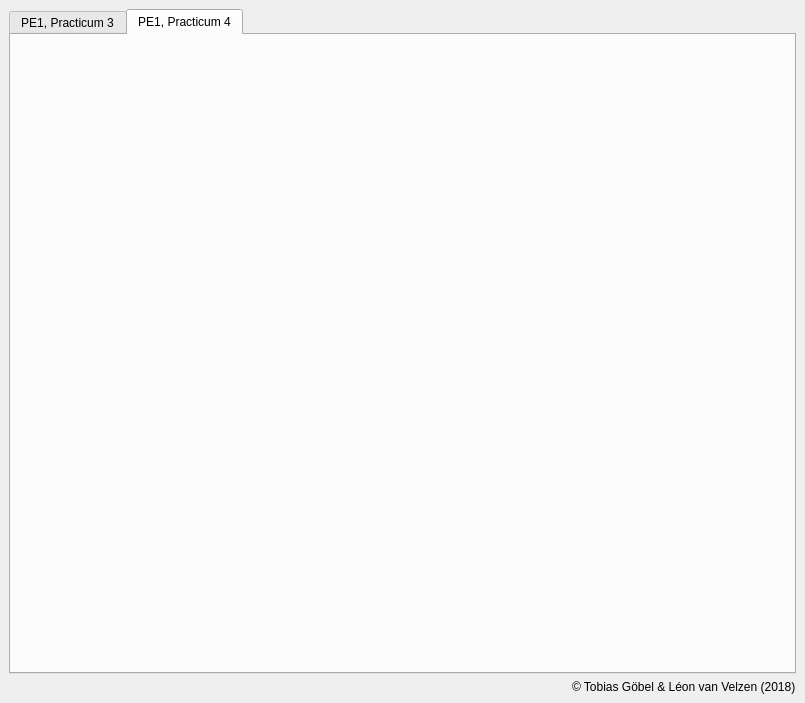
Before: the Qt Designer form interface.ui in leon-vv/fourier-frequency-analysis, drawn with Qt 5.
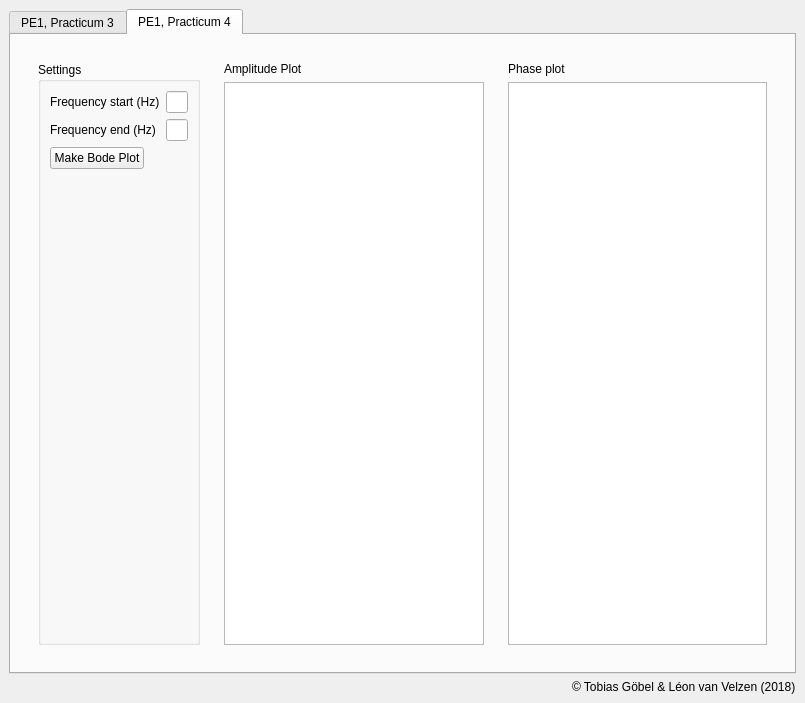
After: the same form once the commit is applied. The open tabs and pages were chosen to show the change. Custom widgets are drawn as their Qt base class.

Commit message: Implement bode_plot, do writing to mydaq in 'mydaq_response'

What changed in the file:
```diff
--- a/interface.ui
+++ b/interface.ui
@@ -453,6 +453,132 @@
        <attribute name="title">
         <string>PE1, Practicum 4</string>
        </attribute>
+       <layout class="QVBoxLayout" name="verticalLayout_7">
+        <item>
+         <widget class="QWidget" name="widget_2" native="true">
+          <layout class="QHBoxLayout" name="horizontalLayout_5">
+           <item>
+            <widget class="QWidget" name="widget_5" native="true">
+             <property name="sizePolicy">
+              <sizepolicy hsizetype="Expanding" vsizetype="Preferred">
+               <horstretch>1</horstretch>
+               <verstretch>0</verstretch>
+              </sizepolicy>
+             </property>
+             <layout class="QVBoxLayout" name="verticalLayout_10">
+              <item>
+               <widget class="QGroupBox" name="groupBox">
+                <property name="sizePolicy">
+                 <sizepolicy hsizetype="Preferred" vsizetype="Preferred">
+                  <horstretch>0</horstretch>
+                  <verstretch>1</verstretch>
+                 </sizepolicy>
+                </property>
+                <property name="title">
+                 <string>Settings</string>
+                </property>
+                <layout class="QFormLayout" name="formLayout_6">
+                 <item row="2" column="0">
+                  <widget class="QPushButton" name="bode_plot_button">
+                   <property name="sizePolicy">
+                    <sizepolicy hsizetype="Expanding" vsizetype="Fixed">
+                     <horstretch>0</horstretch>
+                     <verstretch>0</verstretch>
+                    </sizepolicy>
+                   </property>
+                   <property name="text">
+                    <string>Make Bode Plot</string>
+                   </property>
+                  </widget>
+                 </item>
+                 <item row="0" column="0">
+                  <widget class="QLabel" name="label_21">
+                   <property name="text">
+                    <string>Frequency start (Hz)</string>
+                   </property>
+                  </widget>
+                 </item>
+                 <item row="1" column="0">
+                  <widget class="QLabel" name="label_22">
+                   <property name="text">
+                    <string>Frequency end (Hz)</string>
+                   </property>
+                  </widget>
+                 </item>
+                 <item row="0" column="1">
+                  <widget class="QLineEdit" name="frequency_start_edit"/>
+                 </item>
+                 <item row="1" column="1">
+                  <widget class="QLineEdit" name="frequency_end_edit"/>
+                 </item>
+                </layout>
+               </widget>
+              </item>
+             </layout>
+            </widget>
+           </item>
+           <item>
+            <widget class="QWidget" name="widget_3" native="true">
+             <property name="sizePolicy">
+              <sizepolicy hsizetype="Expanding" vsizetype="Preferred">
+               <horstretch>2</horstretch>
+               <verstretch>0</verstretch>
+              </sizepolicy>
+             </property>
+             <layout class="QVBoxLayout" name="verticalLayout_8">
+              <item>
+               <widget class="QLabel" name="label_9">
+                <property name="text">
+                 <string>Amplitude Plot</string>
+                </property>
+               </widget>
+              </item>
+              <item>
+               <widget class="PlotWidget" name="amplitude_plot">
+                <property name="sizePolicy">
+                 <sizepolicy hsizetype="Expanding" vsizetype="Expanding">
+                  <horstretch>2</horstretch>
+                  <verstretch>0</verstretch>
+                 </sizepolicy>
+                </property>
+               </widget>
+              </item>
+             </layout>
+            </widget>
+           </item>
+           <item>
+            <widget class="QWidget" name="widget_4" native="true">
+             <property name="sizePolicy">
+              <sizepolicy hsizetype="Expanding" vsizetype="Preferred">
+               <horstretch>2</horstretch>
+               <verstretch>0</verstretch>
+              </sizepolicy>
+             </property>
+             <layout class="QVBoxLayout" name="verticalLayout_9">
+              <item>
+               <widget class="QLabel" name="label_20">
+                <property name="text">
+                 <string>Phase plot</string>
+                </property>
+               </widget>
+              </item>
+              <item>
+               <widget class="PlotWidget" name="phase_plot">
+                <property name="sizePolicy">
+                 <sizepolicy hsizetype="Expanding" vsizetype="Expanding">
+                  <horstretch>2</horstretch>
+                  <verstretch>0</verstretch>
+                 </sizepolicy>
+                </property>
+               </widget>
+              </item>
+             </layout>
+            </widget>
+           </item>
+          </layout>
+         </widget>
+        </item>
+       </layout>
       </widget>
      </widget>
     </item>
```
Left out of the diff: 2 changed lines with no effect on the pictures. The commit also changes 2 other files.
